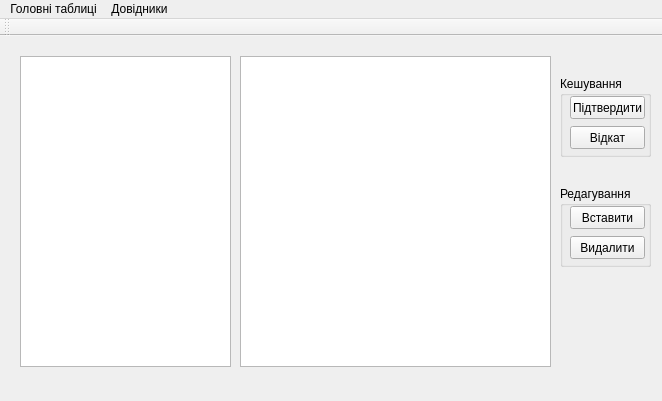
Old version of the form MedicineDb/mainwindow.ui in the repository zhelih/MedicineDB.
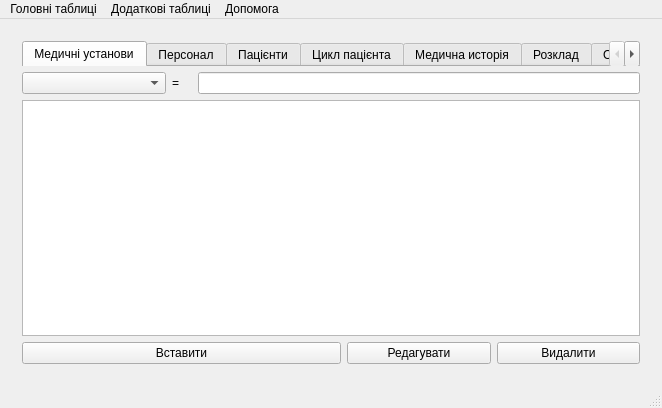
New version of the form.

Diff of the .ui file:
```diff
--- a/MedicineDb/mainwindow.ui
+++ b/MedicineDb/mainwindow.ui
@@ -7,126 +7,198 @@
     <x>0</x>
     <y>0</y>
     <width>662</width>
-    <height>401</height>
+    <height>408</height>
    </rect>
   </property>
+  <property name="minimumSize">
+   <size>
+    <width>662</width>
+    <height>408</height>
+   </size>
+  </property>
   <property name="windowTitle">
    <string>Клієнт адміністрації бд Медицина</string>
   </property>
   <widget class="QWidget" name="centralWidget">
-   <widget class="QTableView" name="tableView">
-    <property name="geometry">
-     <rect>
-      <x>20</x>
-      <y>20</y>
-      <width>211</width>
-      <height>311</height>
-     </rect>
-    </property>
-    <property name="editTriggers">
-     <set>QAbstractItemView::NoEditTriggers</set>
-    </property>
-    <property name="sortingEnabled">
-     <bool>true</bool>
-    </property>
-    <attribute name="horizontalHeaderStretchLastSection">
-     <bool>false</bool>
-    </attribute>
-   </widget>
-   <widget class="QTableView" name="tableView_2">
-    <property name="geometry">
-     <rect>
-      <x>240</x>
-      <y>20</y>
-      <width>311</width>
-      <height>311</height>
-     </rect>
-    </property>
-    <property name="selectionMode">
-     <enum>QAbstractItemView::MultiSelection</enum>
-    </property>
-    <property name="selectionBehavior">
-     <enum>QAbstractItemView::SelectRows</enum>
-    </property>
-   </widget>
-   <widget class="QGroupBox" name="groupBox">
-    <property name="geometry">
-     <rect>
-      <x>560</x>
-      <y>150</y>
-      <width>91</width>
-      <height>81</height>
-     </rect>
-    </property>
-    <property name="title">
-     <string>Редагування</string>
-    </property>
-    <widget class="QPushButton" name="pushButton_3">
-     <property name="geometry">
-      <rect>
-       <x>10</x>
-       <y>20</y>
-       <width>75</width>
-       <height>23</height>
-      </rect>
-     </property>
-     <property name="text">
-      <string>Вставити</string>
-     </property>
-    </widget>
-    <widget class="QPushButton" name="pushButton_4">
-     <property name="geometry">
-      <rect>
-       <x>10</x>
-       <y>50</y>
-       <width>75</width>
-       <height>23</height>
-      </rect>
-     </property>
-     <property name="text">
-      <string>Видалити</string>
-     </property>
-    </widget>
-   </widget>
-   <widget class="QGroupBox" name="groupBox_2">
-    <property name="geometry">
-     <rect>
-      <x>560</x>
-      <y>40</y>
-      <width>91</width>
-      <height>81</height>
-     </rect>
-    </property>
-    <property name="title">
-     <string>Кешування</string>
-    </property>
-    <widget class="QPushButton" name="pushButton">
-     <property name="geometry">
-      <rect>
-       <x>10</x>
-       <y>20</y>
-       <width>75</width>
-       <height>23</height>
-      </rect>
-     </property>
-     <property name="text">
-      <string>Підтвердити</string>
-     </property>
-    </widget>
-    <widget class="QPushButton" name="pushButton_2">
-     <property name="geometry">
-      <rect>
-       <x>10</x>
-       <y>50</y>
-       <width>75</width>
-       <height>23</height>
-      </rect>
-     </property>
-     <property name="text">
-      <string>Відкат</string>
-     </property>
-    </widget>
-   </widget>
+   <layout class="QGridLayout" name="gridLayout">
+    <item row="0" column="0">
+     <widget class="QStackedWidget" name="stackedWidget">
+      <property name="enabled">
+       <bool>true</bool>
+      </property>
+      <property name="currentIndex">
+       <number>0</number>
+      </property>
+      <widget class="QWidget" name="page">
+       <layout class="QGridLayout" name="gridLayout_3">
+        <item row="1" column="1">
+         <widget class="QLabel" name="label">
+          <property name="minimumSize">
+           <size>
+            <width>20</width>
+            <height>0</height>
+           </size>
+          </property>
+          <property name="maximumSize">
+           <size>
+            <width>20</width>
+            <height>16777215</height>
+           </size>
+          </property>
+          <property name="text">
+           <string>=</string>
+          </property>
+         </widget>
+        </item>
+        <item row="3" column="3">
+         <widget class="QPushButton" name="pushButton_2">
+          <property name="text">
+           <string>Редагувати</string>
+          </property>
+         </widget>
+        </item>
+        <item row="2" column="0" colspan="5">
+         <widget class="QTableView" name="tableview_main">
+          <property name="editTriggers">
+           <set>QAbstractItemView::NoEditTriggers</set>
+          </property>
+          <property name="selectionMode">
+           <enum>QAbstractItemView::SingleSelection</enum>
+          </property>
+          <property name="selectionBehavior">
+           <enum>QAbstractItemView::SelectRows</enum>
+          </property>
+         </widget>
+        </item>
+        <item row="3" column="0" colspan="3">
+         <widget class="QPushButton" name="pushButton">
+          <property name="text">
+           <string>Вставити</string>
+          </property>
+         </widget>
+        </item>
+        <item row="1" column="0">
+         <widget class="QComboBox" name="comboBox"/>
+        </item>
+        <item row="3" column="4">
+         <widget class="QPushButton" name="pushButton_3">
+          <property name="text">
+           <string>Видалити</string>
+          </property>
+         </widget>
+        </item>
+        <item row="1" column="2" colspan="3">
+         <widget class="QLineEdit" name="lineEdit"/>
+        </item>
+        <item row="0" column="0" colspan="5">
+         <widget class="QTabWidget" name="tabs">
+          <property name="enabled">
+           <bool>true</bool>
+          </property>
+          <property name="maximumSize">
+           <size>
+            <width>16777215</width>
+            <height>25</height>
+           </size>
+          </property>
+          <property name="currentIndex">
+           <number>0</number>
+          </property>
+          <widget class="QWidget" name="tab2">
+           <attribute name="title">
+            <string>Медичні установи</string>
+           </attribute>
+          </widget>
+          <widget class="QWidget" name="tab1">
+           <attribute name="title">
+            <string>Персонал</string>
+           </attribute>
+          </widget>
+          <widget class="QWidget" name="tab3">
+           <attribute name="title">
+            <string>Пацієнти</string>
+           </attribute>
+          </widget>
+          <widget class="QWidget" name="tab">
+           <attribute name="title">
+            <string>Цикл пацієнта</string>
+           </attribute>
+          </widget>
+          <widget class="QWidget" name="tab_2">
+           <attribute name="title">
+            <string>Медична исторія</string>
+           </attribute>
+          </widget>
+          <widget class="QWidget" name="tab_4">
+           <attribute name="title">
+            <string>Розклад</string>
+           </attribute>
+          </widget>
+          <widget class="QWidget" name="tab_5">
+           <attribute name="title">
+            <string>Огляд</string>
+           </attribute>
+          </widget>
+         </widget>
+        </item>
+       </layout>
+       <zorder>tableview_main</zorder>
+       <zorder>pushButton_3</zorder>
+       <zorder>pushButton_2</zorder>
+       <zorder>pushButton</zorder>
+       <zorder>tabs</zorder>
+       <zorder>label</zorder>
+       <zorder>comboBox</zorder>
+       <zorder>lineEdit</zorder>
+      </widget>
+      <widget class="QWidget" name="page_2">
+       <layout class="QGridLayout" name="gridLayout_2">
+        <item row="0" column="0" colspan="4">
+         <widget class="QTableView" name="tableView">
+          <property name="selectionMode">
+           <enum>QAbstractItemView::MultiSelection</enum>
+          </property>
+          <property name="selectionBehavior">
+           <enum>QAbstractItemView::SelectRows</enum>
+          </property>
+         </widget>
+        </item>
+        <item row="1" column="0">
+         <widget class="QPushButton" name="pushButton_5">
+          <property name="text">
+           <string>Вставити</string>
+          </property>
+         </widget>
+        </item>
+        <item row="1" column="1">
+         <widget class="QPushButton" name="pushButton_6">
+          <property name="text">
+           <string>Видалити</string>
+          </property>
+         </widget>
+        </item>
+        <item row="1" column="2">
+         <widget class="QPushButton" name="pushButton_7">
+          <property name="text">
+           <string>Підтвердити</string>
+          </property>
+         </widget>
+        </item>
+        <item row="1" column="3">
+         <widget class="QPushButton" name="pushButton_8">
+          <property name="enabled">
+           <bool>true</bool>
+          </property>
+          <property name="text">
+           <string>Скасувати</string>
+          </property>
+         </widget>
+        </item>
+       </layout>
+      </widget>
+     </widget>
+    </item>
+   </layout>
   </widget>
   <widget class="QMenuBar" name="menuBar">
    <property name="geometry">
@@ -147,22 +219,53 @@
    </widget>
    <widget class="QMenu" name="menu_2">
     <property name="title">
-     <string>Довідники</string>
+     <string>Додаткові таблиці</string>
     </property>
-    <addaction name="action_3"/>
-    <addaction name="action_4"/>
+    <widget class="QMenu" name="menu_4">
+     <property name="title">
+      <string>Таблиці зв'язків</string>
+     </property>
+     <addaction name="actionPATIENT_SERVICE"/>
+     <addaction name="actionSURVEY_OF_PATIENT"/>
+     <addaction name="actionILLNESS_IN_HISTORY"/>
+     <addaction name="actionCUSTOM"/>
+     <addaction name="actionGIVEN_MEDICINE"/>
+    </widget>
+    <widget class="QMenu" name="menu_5">
+     <property name="title">
+      <string>Довідники</string>
+     </property>
+     <addaction name="separator"/>
+     <addaction name="actionOPERATION_TYPE"/>
+     <addaction name="actionSURVEY_TYPE"/>
+     <addaction name="separator"/>
+     <addaction name="actionLEAVE"/>
+     <addaction name="actionCONDITION"/>
+     <addaction name="actionILLNESS"/>
+     <addaction name="actionUNIT"/>
+    </widget>
+    <addaction name="menu_4"/>
+    <addaction name="menu_5"/>
+    <addaction name="separator"/>
+    <addaction name="actionTRACED_SURVEY"/>
+    <addaction name="actionOPERATION"/>
+    <addaction name="actionEQUIPMENT"/>
+    <addaction name="actionMEDICINE"/>
+    <addaction name="actionSUPPLIER"/>
+   </widget>
+   <widget class="QMenu" name="menu_3">
+    <property name="title">
+     <string>Допомога</string>
+    </property>
+    <addaction name="action_aboutdevs"/>
+    <addaction name="separator"/>
+    <addaction name="action_aboutQt"/>
    </widget>
    <addaction name="menu"/>
    <addaction name="menu_2"/>
+   <addaction name="menu_3"/>
   </widget>
-  <widget class="QToolBar" name="mainToolBar">
-   <attribute name="toolBarArea">
-    <enum>TopToolBarArea</enum>
-   </attribute>
-   <attribute name="toolBarBreak">
-    <bool>false</bool>
-   </attribute>
-  </widget>
+  <widget class="QStatusBar" name="statusBar"/>
   <action name="action_1">
    <property name="text">
     <string>Таблиця1</string>
```
Left out of the diff: 666 changed lines with no effect on the pictures.
